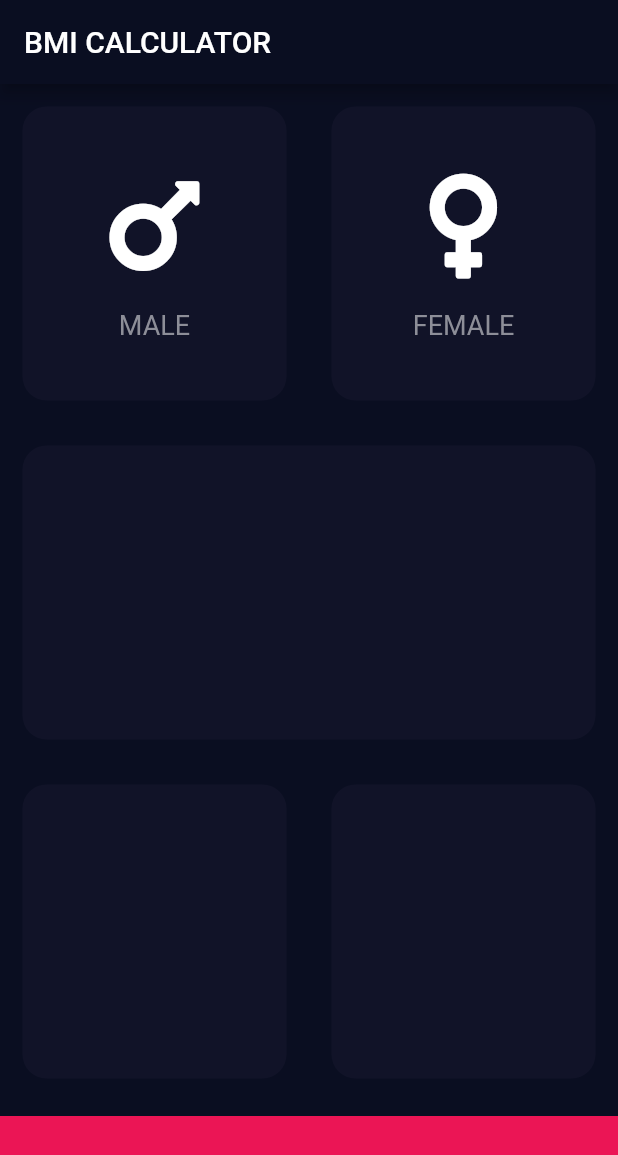
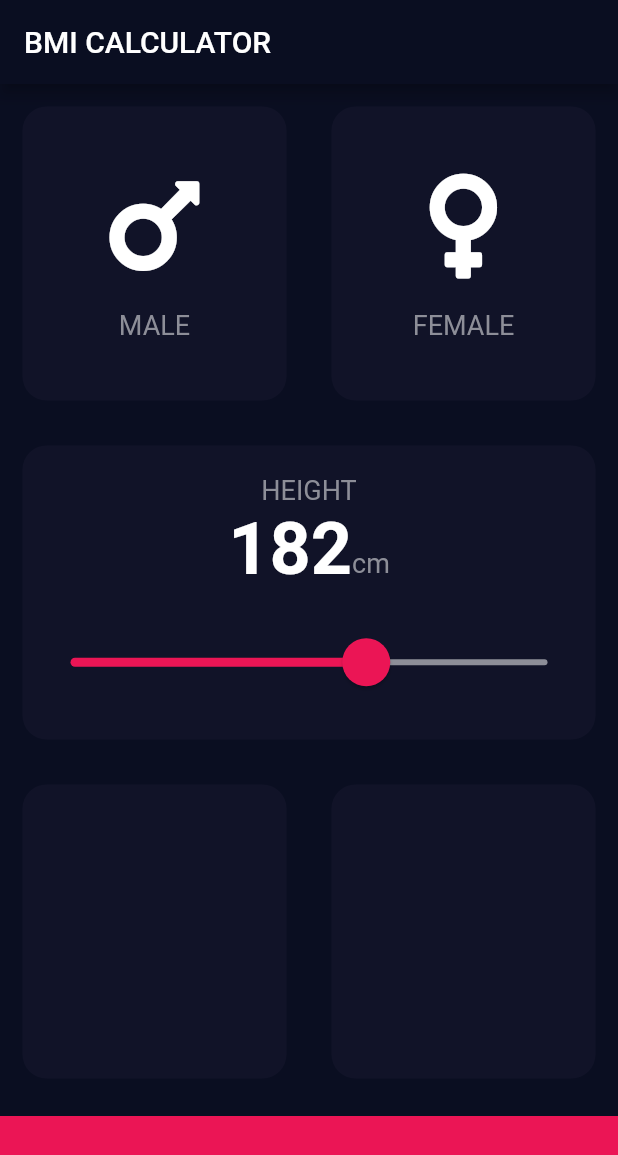
Before and after one commit to robence/flutter_bmi_calculator, a Flutter app: the screen it shows after launch, on a phone screen of 412 x 824 dp. Shown: the top 1155 px of the screen. Run offline on Flutter 3.47's test engine with Material 2 defaults, Android fonts, the phone set to English and light mode, and no system bars; our stand-ins replace font_awesome_flutter.

Commit message:
create heigh input with slider

```diff
--- /dev/null
+++ b/lib/constants/custom_colors.dart
@@ -0,0 +1,9 @@
+import 'package:flutter/material.dart';
+
+mixin CustomColors {
+  static const background = Color(0xFF0a0e21);
+  static const button = Color(0xFFEB1555);
+  static const activeCard = Color(0xFF1D1E33);
+  static const card = Color(0xFF111328);
+  static const font = Color(0xFF8D8E98);
+}
--- /dev/null
+++ b/lib/constants/font_styles.dart
@@ -0,0 +1,6 @@
+import 'package:flutter/material.dart';
+import 'package:flutter_bmi_calculator/constants/custom_colors.dart';
+
+mixin FontStyles {
+  static const label = TextStyle(color: CustomColors.font, fontSize: 18.0);
+}
--- a/lib/icon_content.dart
+++ b/lib/icon_content.dart
@@ -1,6 +1,6 @@
 import 'package:flutter/material.dart';
+import 'package:flutter_bmi_calculator/constants/font_styles.dart';
 import 'package:flutter_bmi_calculator/gender.dart';
-import 'package:flutter_bmi_calculator/main.dart';
 import 'package:font_awesome_flutter/font_awesome_flutter.dart';
 
 class IconContent extends StatelessWidget {
@@ -21,10 +21,7 @@ class IconContent extends StatelessWidget {
               size: 80.0,
             ),
             const SizedBox(height: 16.0),
-            Text(
-              gender.name.toUpperCase(),
-              style: const TextStyle(color: CustomColors.font, fontSize: 18.0),
-            ),
+            Text(gender.name.toUpperCase(), style: FontStyles.label),
           ],
         ),
       ),
--- a/lib/input_page.dart
+++ b/lib/input_page.dart
@@ -1,7 +1,8 @@
 import 'package:flutter/material.dart';
+import 'package:flutter_bmi_calculator/constants/custom_colors.dart';
+import 'package:flutter_bmi_calculator/constants/font_styles.dart';
 import 'package:flutter_bmi_calculator/gender.dart';
 import 'package:flutter_bmi_calculator/icon_content.dart';
-import 'package:flutter_bmi_calculator/main.dart';
 import 'package:flutter_bmi_calculator/reusable_card.dart';
 
 class InputPage extends StatefulWidget {
@@ -13,6 +14,7 @@ class InputPage extends StatefulWidget {
 
 class _InputPageState extends State<InputPage> {
   Gender? selectedGender;
+  int height = 182;
 
   void selectGender(Gender gender) {
     setState(() {
@@ -47,7 +49,57 @@ class _InputPageState extends State<InputPage> {
                 ],
               ),
             ),
-            const ReusableCard(),
+            ReusableCard(
+              child: Column(
+                mainAxisAlignment: MainAxisAlignment.center,
+                children: [
+                  Text(
+                    'Height'.toUpperCase(),
+                    style: FontStyles.label,
+                  ),
+                  Row(
+                    mainAxisAlignment: MainAxisAlignment.center,
+                    crossAxisAlignment: CrossAxisAlignment.baseline,
+                    textBaseline: TextBaseline.alphabetic,
+                    children: [
+                      Text(
+                        height.toString(),
+                        style: const TextStyle(
+                            fontSize: 48.0, fontWeight: FontWeight.bold),
+                      ),
+                      const Text(
+                        'cm',
+                        style: FontStyles.label,
+                      ),
+                    ],
+                  ),
+                  const SizedBox(height: 16.0),
+                  SliderTheme(
+                    data: SliderTheme.of(context).copyWith(
+                      // activeTrackColor: Colors.white,
+                      activeTrackColor: CustomColors.button,
+                      inactiveTrackColor: CustomColors.font,
+                      thumbShape:
+                          const RoundSliderThumbShape(enabledThumbRadius: 16.0),
+                      thumbColor: CustomColors.button,
+                      overlayShape:
+                          const RoundSliderOverlayShape(overlayRadius: 32.0),
+                      overlayColor: CustomColors.button.withAlpha(0x29),
+                    ),
+                    child: Slider(
+                      value: height.toDouble(),
+                      min: 120.0,
+                      max: 220.0,
+                      onChanged: (value) {
+                        setState(() {
+                          height = value.round();
+                        });
+                      },
+                    ),
+                  )
+                ],
+              ),
+            ),
             Expanded(
               child: Row(
                 children: const [
--- a/lib/main.dart
+++ b/lib/main.dart
@@ -1,16 +1,9 @@
 import 'package:flutter/material.dart';
+import 'package:flutter_bmi_calculator/constants/custom_colors.dart';
 import 'package:flutter_bmi_calculator/input_page.dart';
 
 void main() {
   runApp(const BMICalculator());
-}
-
-mixin CustomColors {
-  static const background = Color(0xFF0a0e21);
-  static const button = Color(0xFFEB1555);
-  static const activeCard = Color(0xFF1D1E33);
-  static const card = Color(0xFF111328);
-  static const font = Color(0xFF8D8E98);
 }
 
 class BMICalculator extends StatelessWidget {
--- a/lib/reusable_card.dart
+++ b/lib/reusable_card.dart
@@ -1,5 +1,5 @@
 import 'package:flutter/material.dart';
-import 'package:flutter_bmi_calculator/main.dart';
+import 'package:flutter_bmi_calculator/constants/custom_colors.dart';
 
 class ReusableCard extends StatelessWidget {
   final Widget? child;
```
